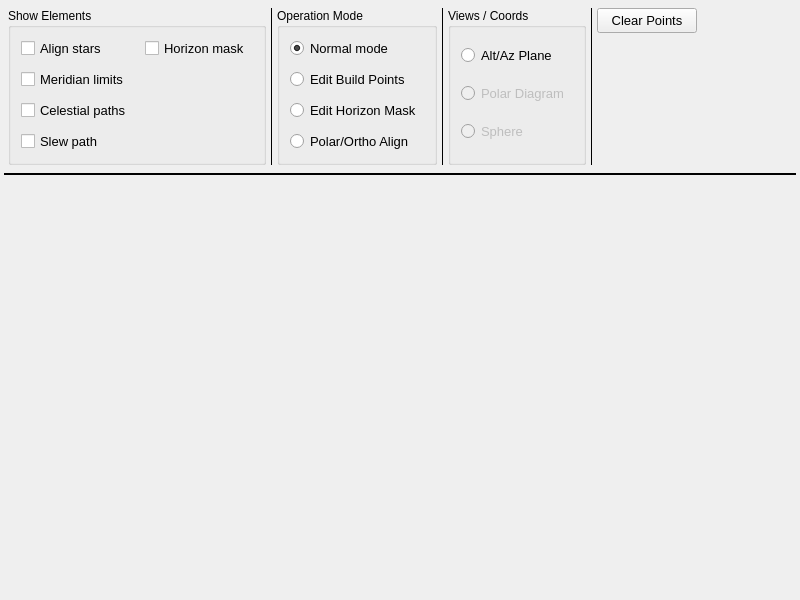
Old version of the form mw4/gui/widgets/hemisphere.ui in the repository mworion/MountWizzard4.
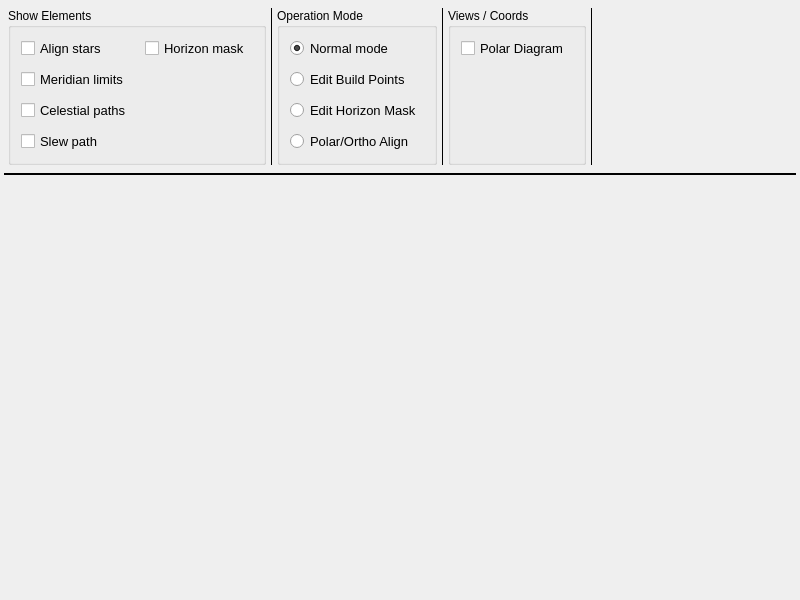
New version of the form.

Commit message: refactor clear point from hemisphere to tabBuildModel

What changed in the file:
```diff
--- a/mw4/gui/widgets/hemisphere.ui
+++ b/mw4/gui/widgets/hemisphere.ui
@@ -300,7 +300,7 @@
          <number>10</number>
         </property>
         <item row="0" column="0">
-         <widget class="QRadioButton" name="showAltAz">
+         <widget class="QCheckBox" name="showPolar">
           <property name="enabled">
            <bool>true</bool>
           </property>
@@ -310,39 +310,22 @@
            </font>
           </property>
           <property name="text">
-           <string>Alt/Az Plane</string>
-          </property>
-         </widget>
-        </item>
-        <item row="1" column="0">
-         <widget class="QRadioButton" name="showPolar">
-          <property name="enabled">
-           <bool>false</bool>
-          </property>
-          <property name="font">
-           <font>
-            <pointsize>10</pointsize>
-           </font>
-          </property>
-          <property name="text">
            <string>Polar Diagram </string>
           </property>
          </widget>
         </item>
-        <item row="2" column="0">
-         <widget class="QRadioButton" name="showSphere">
-          <property name="enabled">
-           <bool>false</bool>
+        <item row="1" column="0">
+         <spacer name="verticalSpacer">
+          <property name="orientation">
+           <enum>Qt::Vertical</enum>
           </property>
-          <property name="font">
-           <font>
-            <pointsize>10</pointsize>
-           </font>
+          <property name="sizeHint" stdset="0">
+           <size>
+            <width>20</width>
+            <height>40</height>
+           </size>
           </property>
-          <property name="text">
-           <string>Sphere</string>
-          </property>
-         </widget>
+         </spacer>
         </item>
        </layout>
       </widget>
@@ -363,33 +346,6 @@
      <item>
       <layout class="QGridLayout" name="gridLayout_3">
        <item row="0" column="0">
-        <widget class="QPushButton" name="clearBuildP">
-         <property name="sizePolicy">
-          <sizepolicy hsizetype="Minimum" vsizetype="Preferred">
-           <horstretch>0</horstretch>
-           <verstretch>0</verstretch>
-          </sizepolicy>
-         </property>
-         <property name="minimumSize">
-          <size>
-           <width>100</width>
-           <height>25</height>
-          </size>
-         </property>
-         <property name="font">
-          <font>
-           <pointsize>10</pointsize>
-          </font>
-         </property>
-         <property name="toolTip">
-          <string>&lt;html&gt;&lt;head/&gt;&lt;body&gt;&lt;p&gt;Delete all points on coordinate window including Base / Model&lt;/p&gt;&lt;/body&gt;&lt;/html&gt;</string>
-         </property>
-         <property name="text">
-          <string>Clear Points</string>
-         </property>
-        </widget>
-       </item>
-       <item row="1" column="0">
         <spacer name="verticalSpacer_2">
          <property name="orientation">
           <enum>Qt::Vertical</enum>
```
The commit also changes 4 other files.
